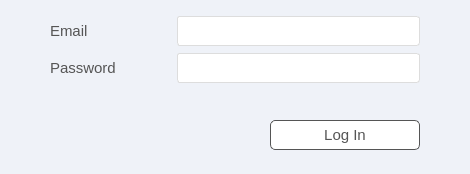
Before: the Qt Designer form ui/sign_in.ui in moeezmujahid70/Gmonster-App, drawn with Qt 5.
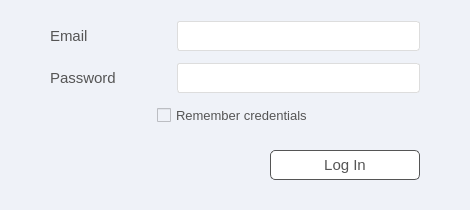
After: the same form once the commit is applied.

Commit message:
feat: add an opt-in remember-credentials option to sign-in
Add a "Remember credentials" checkbox to the sign-in dialog. The saved
password is only written to the local config when the user explicitly
opts in; it is omitted from the config entirely otherwise.

Claude-Session: https://claude.ai/code/session_015L8fY1fKGfPrmGqVYCDtgx

The edit to the form file:
```diff
--- a/ui/sign_in.ui
+++ b/ui/sign_in.ui
@@ -7,7 +7,7 @@
     <x>0</x>
     <y>0</y>
     <width>470</width>
-    <height>174</height>
+    <height>210</height>
    </rect>
   </property>
   <property name="font">
@@ -80,10 +80,11 @@
         </size>
        </property>
        <property name="styleSheet">
-        <string notr="true">QLineEdit{
+       <string notr="true">QLineEdit{
     border: 1px solid #ddd;
     border-radius: 3px;
     background: #fff;
+    color: #222;
 }</string>
        </property>
        <property name="maxLength">
@@ -134,10 +135,11 @@
         </size>
        </property>
        <property name="styleSheet">
-        <string notr="true">QLineEdit{
+       <string notr="true">QLineEdit{
     border: 1px solid #ddd;
     border-radius: 3px;
     background: #fff;
+    color: #222;
 }</string>
        </property>
        <property name="inputMethodHints">
@@ -157,12 +159,63 @@
        </property>
       </widget>
      </item>
+   </layout>
+   </item>
+   <item>
+    <layout class="QHBoxLayout" name="horizontalLayout_remember">
+     <item>
+      <spacer name="horizontalSpacer_remember">
+       <property name="orientation">
+        <enum>Qt::Horizontal</enum>
+       </property>
+       <property name="sizeHint" stdset="0">
+        <size>
+         <width>89</width>
+         <height>20</height>
+        </size>
+       </property>
+      </spacer>
+     </item>
+     <item>
+      <widget class="QCheckBox" name="checkBox_remember_credentials">
+       <property name="font">
+        <font>
+         <family>Arial</family>
+         <pointsize>10</pointsize>
+        </font>
+       </property>
+       <property name="styleSheet">
+        <string notr="true">QCheckBox {
+    color: #555;
+}</string>
+       </property>
+       <property name="text">
+        <string>Remember credentials</string>
+       </property>
+      </widget>
+     </item>
+     <item>
+      <spacer name="horizontalSpacer_remember_right">
+       <property name="orientation">
+        <enum>Qt::Horizontal</enum>
+       </property>
+       <property name="sizeType">
+        <enum>QSizePolicy::Expanding</enum>
+       </property>
+       <property name="sizeHint" stdset="0">
+        <size>
+         <width>40</width>
+         <height>20</height>
+        </size>
+       </property>
+      </spacer>
+     </item>
     </layout>
    </item>
    <item>
     <layout class="QHBoxLayout" name="horizontalLayout_4" stretch="5,2">
      <property name="topMargin">
-      <number>30</number>
+      <number>12</number>
      </property>
      <item>
       <widget class="QLabel" name="label_status">
```
Left out of the diff: 2 changed lines with no effect on the pictures. The commit also changes 4 other files.
